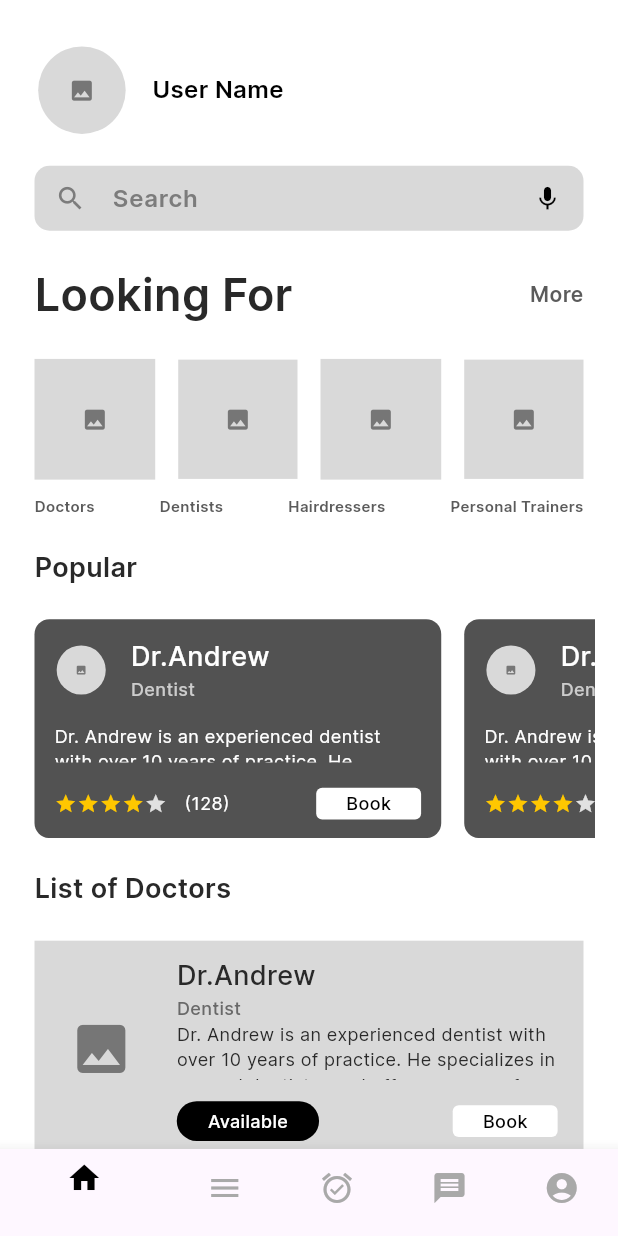
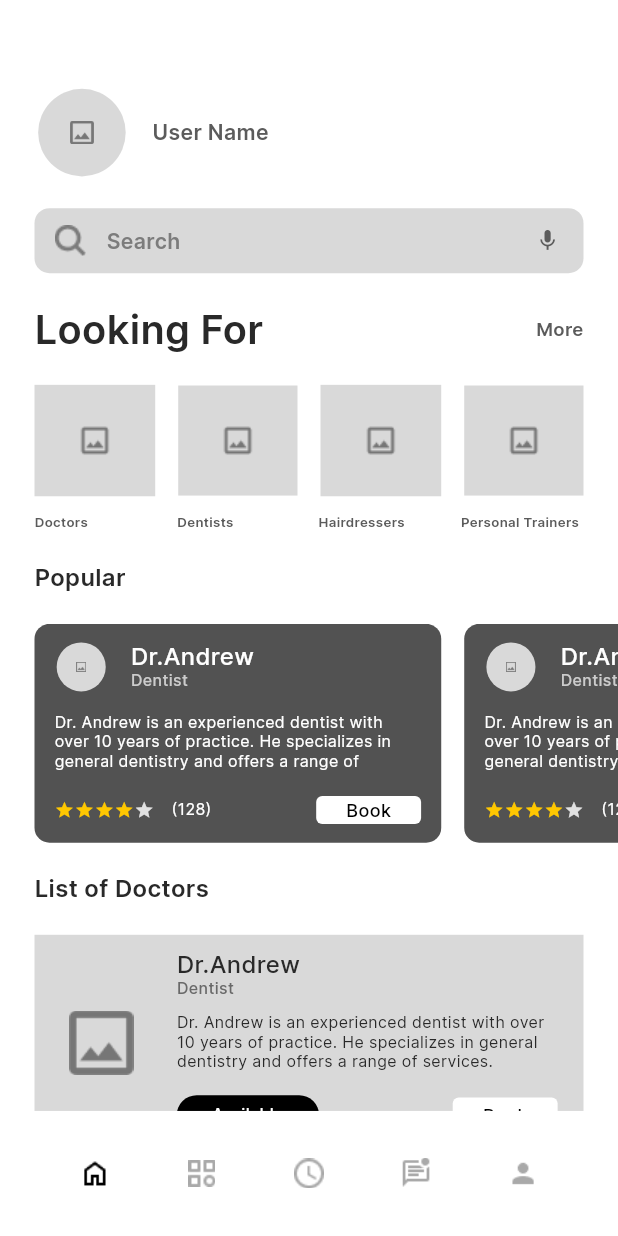
Before and after one commit to akhleshtiwari/appointment_ui, a Flutter app: the screen it shows after launch, on a phone screen of 412 x 824 dp. Run offline on Flutter 3.47's test engine with Material 3 defaults, Android fonts, the phone set to English and light mode, and no system bars; our stand-ins replace flutter_screenutil, get.

Commit message:
first commit

```diff
--- a/lib/Utils/custom_text_style.dart
+++ b/lib/Utils/custom_text_style.dart
@@ -1,13 +1,15 @@
 import 'package:flutter/material.dart';
+import 'package:flutter_screenutil/flutter_screenutil.dart';
 
-Widget customText(String text, double fs,FontWeight fw, Color colors) {
+Widget customText(String text, double fs, FontWeight fw, Color colors) {
   return Text(
     text,
     style: TextStyle(
-        fontSize: fs,
-        fontWeight: fw,
-        color: colors,
-        fontFamily: 'Inter'),
+      fontSize: fs,
+      fontWeight: fw,
+      color: colors,
+      height: 0.h,
+    ),
   );
 }
   // fontSize: 30, fontWeight: FontWeight.w600, color: Color(0xFF292929)),
--- a/lib/View/Home_page/common_button.dart
+++ b/lib/View/Home_page/common_button.dart
@@ -3,9 +3,9 @@ import 'package:appointment_booking_app/Utils/custom_text_style.dart';
 import 'package:flutter/material.dart';
 import 'package:flutter_screenutil/flutter_screenutil.dart';
 
-Widget commonButton() {
+Widget commonButton(double height) {
   return Container(
-    height: 24.h,
+    height: height.h,
     width: 73.w,
     decoration: BoxDecoration(
         color: AppColors.white, borderRadius: BorderRadius.circular(4)),
--- a/lib/View/Home_page/common_text.dart
+++ b/lib/View/Home_page/common_text.dart
@@ -1,25 +1,51 @@
 import 'package:appointment_booking_app/Utils/custom_text_style.dart';
 import 'package:flutter/material.dart';
+import 'package:flutter_screenutil/flutter_screenutil.dart';
 
 Widget titleText(Color colors) {
   return Text(
     "Dr.Andrew",
     style: TextStyle(
-        fontSize: 18,
+        fontSize: 18.sp,
         fontFamily: 'Inter',
         fontWeight: FontWeight.w500,
+        height: 0.h,
+        wordSpacing: 0.w,
         color: colors),
   );
 }
 
+// Widget subtitleText(Color colors) {
+//   return customText("Dentist", 12.sp, FontWeight.w500, colors);
+// }
 Widget subtitleText(Color colors) {
-  return customText("Dentist", 12, FontWeight.w500, colors);
+  return Text(
+    "Dentist",
+    style: TextStyle(
+        fontSize: 12.sp,
+        fontWeight: FontWeight.w500,
+        color: colors,
+        height: 0.h,
+        wordSpacing: 0.w),
+  );
 }
 
+// Widget dataText(Color colors) {
+//   return customText(
+//       "Dr. Andrew is an experienced dentist with over 10 years of practice. He specializes in general dentistry and offers a range of services.",
+//       12.sp,
+//       FontWeight.w400,
+//       colors);
+// }
+
 Widget dataText(Color colors) {
-  return customText(
-      "Dr. Andrew is an experienced dentist with over 10 years of practice. He specializes in general dentistry and offers a range of services.",
-      12,
-      FontWeight.w400,
-      colors);
+  return Text(
+    "Dr. Andrew is an experienced dentist with over 10 years of practice. He specializes in general dentistry and offers a range of services.",
+    style: TextStyle(
+        fontSize: 12.sp,
+        fontWeight: FontWeight.w400,
+        color: colors,
+        height: 0.h,
+        wordSpacing: 0.w),
+  );
 }
--- a/lib/View/Home_page/container.dart
+++ b/lib/View/Home_page/container.dart
@@ -5,14 +5,18 @@ import 'package:flutter_screenutil/flutter_screenutil.dart';
 Widget customContainer() {
   return Container(
     width: 84.w,
-    height: 84.w,
+    height: 84.h,
     decoration: const BoxDecoration(
       color: AppColors.primary,
     ),
-    child: const Icon(
-      Icons.image,
-      color: AppColors.dgrey,
-      size: 17.79,
+    child: SizedBox(
+      height: 23.72.h,
+      width: 23.72.w,
+      child: Image.asset(
+        "lib/assets/images/image.png",
+        height: 17.79.h,
+        width: 17.79.w,
+      ),
     ),
   );
 }
--- a/lib/View/home_page.dart
+++ b/lib/View/home_page.dart
@@ -1,174 +1,191 @@
-import 'package:appointment_booking_app/Utils/app_colors.dart';
 import 'package:appointment_booking_app/Utils/custom_text_style.dart';
-import 'package:appointment_booking_app/View/Home_page/common_button.dart';
 import 'package:appointment_booking_app/View/Home_page/common_text.dart';
-import 'package:appointment_booking_app/View/Home_page/container.dart';
-
 import 'package:flutter/material.dart';
 import 'package:flutter_screenutil/flutter_screenutil.dart';
+import 'package:appointment_booking_app/Utils/app_colors.dart';
+import 'package:appointment_booking_app/View/Home_page/common_button.dart';
+
+import 'package:appointment_booking_app/View/Home_page/container.dart';
 
 class HomePage extends StatelessWidget {
   const HomePage({super.key});
 
   @override
   Widget build(BuildContext context) {
-    return SafeArea(
-      child: Scaffold(
+    return Scaffold(
       backgroundColor: AppColors.white,
       body: SingleChildScrollView(
         child: Column(
           crossAxisAlignment: CrossAxisAlignment.start,
           children: [
-              35.verticalSpace,
+            SizedBox(height: 67.h),
             Padding(
-                padding: EdgeInsets.symmetric(
-                  horizontal: 24.w,
-                ),
+              padding: EdgeInsets.symmetric(horizontal: 24.w),
               child: Row(
                 children: [
                   SizedBox(
                     height: 66.h,
                     width: 66.w,
-                      child: const CircleAvatar(
+                    child: CircleAvatar(
                       backgroundColor: AppColors.primary,
-                        child: Icon(
-                          Icons.image,
-                          color: AppColors.dgrey,
-                          size: 17.79,
+                      child: Image.asset(
+                        "lib/assets/images/Vector.png",
+                        height: 17.79.h,
+                        width: 17.79.w,
                       ),
                     ),
                   ),
-                    16.horizontalSpace,
-                    const Text(
+                  SizedBox(width: 16.w),
+                  Text(
                     "User Name",
                     style: TextStyle(
-                          fontSize: 16,
+                        fontSize: 16.sp,
                         fontWeight: FontWeight.w600,
-                          color: Color(0xFF000000)),
+                        color: AppColors.black),
                   )
                 ],
               ),
             ),
-              24.verticalSpace,
+            SizedBox(height: 24.h),
             Padding(
-                padding: EdgeInsets.symmetric(
-                  horizontal: 24.w,
-                ),
+              padding: EdgeInsets.symmetric(horizontal: 24.w),
               child: Container(
                 height: 49.h,
                 decoration: BoxDecoration(
                     color: AppColors.primary,
                     borderRadius: BorderRadius.circular(10)),
-                  child: const TextField(
+                child: TextField(
                   decoration: InputDecoration(
-                      prefixIcon: Icon(
-                        Icons.search,
-                        size: 20.67,
-                        color: AppColors.ddgrey,
+                    prefixIcon: Row(
+                      children: [
+                        IconButton(
+                          onPressed: () {},
+                          icon: SizedBox(
+                              height: 32.h,
+                              width: 32.w,
+                              child: Image.asset(
+                                'lib/assets/images/search.png',
+                                height: 20.67.h,
+                                width: 20.67.w,
+                              )),
+                        ),
+                        customText(
+                            "Search", 16.sp, FontWeight.w600, AppColors.ddgrey)
+                      ],
                     ),
                     suffixIcon: Icon(
                       Icons.mic,
-                        size: 19,
-                        color: Color(0xFF000000),
+                      size: 19.sp,
+                      color: AppColors.black,
                     ),
-                      labelText: "Search",
-                      labelStyle: TextStyle(
-                          fontSize: 16,
+                    hintText: "Search",
+                    hintStyle: TextStyle(
+                        fontSize: 16.sp,
                         fontWeight: FontWeight.w600,
-                          fontFamily: 'Inter',
                         color: AppColors.ddgrey),
-                      border: OutlineInputBorder(
-                        borderSide: BorderSide.none,
+                    border: InputBorder.none,
                   ),
                 ),
               ),
             ),
-              ),
-              24.verticalSpace,
+            SizedBox(height: 24.h),
             Padding(
-                padding: EdgeInsets.symmetric(
-                  horizontal: 24.w,
-                ),
+              padding: EdgeInsets.symmetric(horizontal: 24.w),
               child: Row(
                 children: [
-                    customText("Looking For", 30, FontWeight.w600,
+                  customText("Looking For", 30.sp, FontWeight.w600,
                       AppColors.darkblack),
                   const Spacer(),
-                    customText("More", 14, FontWeight.w600, AppColors.black)
+                  customText("More", 14.sp, FontWeight.w600, AppColors.black)
                 ],
               ),
             ),
-              24.verticalSpace,
+            SizedBox(height: 24.h),
             Padding(
-                padding: EdgeInsets.symmetric(
-                  horizontal: 24.w,
-                ),
+              padding: EdgeInsets.symmetric(horizontal: 24.w),
               child: Row(
                 mainAxisAlignment: MainAxisAlignment.spaceBetween,
                 children: [
                   customContainer(),
                   Container(
                     width: 83.w,
-                      height: 83.w,
+                    height: 83.h,
                     decoration: const BoxDecoration(
                       color: AppColors.primary,
                     ),
-                      child: const Icon(
-                        Icons.image,
-                        color: AppColors.dgrey,
-                        size: 17.79,
+                    child: SizedBox(
+                      height: 23.72.h,
+                      width: 23.72.w,
+                      child: Image.asset(
+                        "lib/assets/images/image.png",
+                      ),
                     ),
                   ),
                   customContainer(),
                   Container(
                     width: 83.w,
-                      height: 83.w,
+                    height: 83.h,
                     decoration: const BoxDecoration(
                       color: AppColors.primary,
                     ),
-                      child: const Icon(
-                        Icons.image,
-                        color: AppColors.dgrey,
-                        size: 17.79,
+                    child: SizedBox(
+                      height: 23.72.h,
+                      width: 23.72.w,
+                      child: Image.asset(
+                        "lib/assets/images/image.png",
+                      ),
                     ),
                   ),
                 ],
               ),
             ),
-              12.verticalSpace,
+            SizedBox(height: 12.h),
             Padding(
-                padding: EdgeInsets.symmetric(
-                  horizontal: 24.w,
+              padding: EdgeInsets.symmetric(horizontal: 24.w),
+              child: Row(
+                children: [
+                  customText(
+                      "Doctors", 10.sp, FontWeight.w600, AppColors.black),
+                  SizedBox(
+                    width: 62.w,
                   ),
-                child: Row(
-                  mainAxisAlignment: MainAxisAlignment.spaceBetween,
-                  children: [
-                    customText("Doctors", 10, FontWeight.w600, AppColors.black),
                   customText(
-                        "Dentists", 10, FontWeight.w600, AppColors.black),
+                      "Dentists", 10.sp, FontWeight.w600, AppColors.black),
+                  SizedBox(
+                    width: 59.w,
+                  ),
                   customText(
-                        "Hairdressers", 10, FontWeight.w600, AppColors.black),
-                    customText("Personal Trainers", 10, FontWeight.w600,
-                        AppColors.black),
+                      "Hairdressers", 10.sp, FontWeight.w600, AppColors.black),
+                  SizedBox(
+                    width: 39.w,
+                  ),
+                  Text(
+                    "Personal Trainers",
+                    style: TextStyle(
+                      fontSize: 10.sp,
+                      fontWeight: FontWeight.w600,
+                      color: AppColors.black,
+                    ),
+                    maxLines: 1,
+                    overflow: TextOverflow.ellipsis,
+                  )
                 ],
               ),
             ),
-              24.verticalSpace,
+            SizedBox(height: 24.h),
             Padding(
-                padding: EdgeInsets.symmetric(
-                  horizontal: 24.w,
+              padding: EdgeInsets.symmetric(horizontal: 24.w),
+              child: customText(
+                  "Popular", 18.sp, FontWeight.w600, AppColors.darkblack),
             ),
-                child: customText(
-                    "Popular", 18, FontWeight.w600, AppColors.darkblack),
-              ),
-              24.verticalSpace,
+            SizedBox(height: 24.h),
             Padding(
-                padding: EdgeInsets.symmetric(horizontal: 16.w),
+              padding: EdgeInsets.only(left: 16.w),
               child: SizedBox(
                 height: 165.h,
                 child: ListView.builder(
                   scrollDirection: Axis.horizontal,
-                    itemCount: 10,
+                  itemCount: 5,
                   itemBuilder: (context, index) => Container(
                     width: 283.w,
                     decoration: BoxDecoration(
@@ -180,68 +197,70 @@ class HomePage extends StatelessWidget {
                       padding: EdgeInsets.symmetric(
                           horizontal: 14.w, vertical: 14.h),
                       child: Column(
-                          mainAxisSize: MainAxisSize.min,
                         children: [
                           Row(
                             children: [
                               SizedBox(
                                 height: 37.h,
                                 width: 37.w,
-                                  child: const CircleAvatar(
+                                child: CircleAvatar(
                                   backgroundColor: AppColors.primary,
-                                    child: Icon(
-                                      Icons.image,
-                                      color: AppColors.dgrey,
-                                      size: 7.84,
+                                  child: Image.asset(
+                                    "lib/assets/images/Vector.png",
+                                    height: 7.84.h,
+                                    width: 7.84.w,
                                   ),
                                 ),
                               ),
-                                16.horizontalSpace,
+                              SizedBox(width: 16.w),
                               Column(
                                 crossAxisAlignment: CrossAxisAlignment.start,
                                 children: [
-                                    customText("Dr.Andrew", 18, FontWeight.w500,
-                                        AppColors.white),
-                                    customText(
+                                  Container(
+                                    child: customText("Dr.Andrew", 18.sp,
+                                        FontWeight.w500, AppColors.white),
+                                  ),
+                                  Container(
+                                    child: customText(
                                         "Dentist",
-                                      12,
+                                        12.sp,
                                         FontWeight.w500,
-                                      const Color(0xFFCCCCCC),
+                                        const Color(0xFFCCCCCC)),
                                   ),
                                 ],
                               ),
                             ],
                           ),
-                            16.verticalSpace,
-                            Flexible(
+                          SizedBox(height: 16.h),
+                          Expanded(
                             child: customText(
                               "Dr. Andrew is an experienced dentist with over 10 years of practice. He specializes in general dentistry and offers a range of services.",
-                                12,
+                              12.sp,
                               FontWeight.w400,
                               AppColors.white,
                             ),
                           ),
-                            19.verticalSpace,
+                          SizedBox(height: 19.h),
                           Row(
                             children: [
                               starIcons(),
                               starIcons(),
                               starIcons(),
                               starIcons(),
-                                const Icon(
+                              Icon(
                                 Icons.star,
-                                  color: Color(0xFFE1E1E1),
-                                  size: 15,
+                                color: const Color(0xFFE1E1E1),
+                                size: 15.sp,
                               ),
-                                12.horizontalSpace,
+                              SizedBox(width: 12.w),
                               customText(
                                 "(128)",
-                                  12,
+                                12.sp,
                                 FontWeight.w400,
                                 AppColors.white,
                               ),
-                                Spacer(),
-                                commonButton(),
+                              const Spacer(),
+                              commonButton(24.sp),
                             ],
                           ),
                         ],
@@ -251,19 +270,15 @@ class HomePage extends StatelessWidget {
                 ),
               ),
             ),
-              24.verticalSpace,
+            SizedBox(height: 24.h),
             Padding(
-                padding: EdgeInsets.symmetric(
-                  horizontal: 24.w,
-                ),
-                child: customText("List of Doctors", 18, FontWeight.w600,
+              padding: EdgeInsets.symmetric(horizontal: 24.w),
+              child: customText("List of Doctors", 18.sp, FontWeight.w600,
                   AppColors.darkblack),
             ),
-              24.verticalSpace,
+            SizedBox(height: 24.h),
             Padding(
-                padding: EdgeInsets.symmetric(
-                  horizontal: 24.w,
-                ),
+              padding: EdgeInsets.symmetric(horizontal: 24.w),
               child: Container(
                 height: 163.h,
                 decoration: const BoxDecoration(color: AppColors.primary),
@@ -276,26 +291,26 @@ class HomePage extends StatelessWidget {
                       SizedBox(
                         width: 57.w,
                         height: 57.h,
-                          child: const Icon(
-                            Icons.image,
-                            color: AppColors.dgrey,
-                            size: 42.75,
+                        child: Image.asset(
+                          "lib/assets/images/Vector.png",
+                          height: 42.75.h,
+                          width: 42.75.w,
                         ),
                       ),
-                        24.horizontalSpace,
+                      SizedBox(width: 24.w),
                       Expanded(
                         child: Column(
                           crossAxisAlignment: CrossAxisAlignment.start,
                           children: [
                             titleText(AppColors.darkblack),
-                              subtitleText(
-                                const Color(0xFF696969),
+                            subtitleText(const Color(0xFF696969)),
+                            SizedBox(
+                              height: 11.h,
                             ),
-                              Flexible(
-                                child: dataText(AppColors
-                                    .darkblack), // Use Flexible instead of Expanded
+                            Expanded(
+                              child: dataText(AppColors.darkblack),
                             ),
-                              16.verticalSpace,
+                            SizedBox(height: 16.h),
                             Row(
                               children: [
                                 Container(
@@ -303,15 +318,14 @@ class HomePage extends StatelessWidget {
                                   width: 99.w,
                                   decoration: BoxDecoration(
                                       color: const Color(0xFF000000),
-                                        borderRadius:
-                                            BorderRadius.circular(26)),
+                                      borderRadius: BorderRadius.circular(26)),
                                   child: Center(
-                                      child: customText("Available", 12,
+                                    child: customText("Available", 12.sp,
                                         FontWeight.w500, AppColors.white),
                                   ),
                                 ),
-                                  const Spacer(), // Add space between button and text
-                                  commonButton(),
+                                const Spacer(),
+                                commonButton(30.sp),
                               ],
                             ),
                           ],
@@ -325,33 +339,52 @@ class HomePage extends StatelessWidget {
           ],
         ),
       ),
-        bottomNavigationBar: BottomNavigationBar(
-          backgroundColor: const Color(0xFFFBFBFB),
-          selectedItemColor: Colors.black,
-          unselectedItemColor: const Color(0xFFA9A9A9),
-          iconSize: 24,
-          items: const [
-            BottomNavigationBarItem(
-                icon: Icon(
-                  Icons.home,
+      bottomNavigationBar: Container(
+        color: AppColors.white,
+        padding: EdgeInsets.symmetric(horizontal: 41.w, vertical: 20.h),
+        child: Row(
+          mainAxisAlignment: MainAxisAlignment.spaceBetween,
+          children: [
+            IconButton(
+              icon: Image.asset(
+                "lib/assets/images/home.png",
+                height: 24.h,
+                width: 24.w,
               ),
-                label: ""),
-            BottomNavigationBarItem(
-                icon: Icon(
-                  Icons.menu,
+              onPressed: () {},
             ),
-                label: ""),
-            BottomNavigationBarItem(
-                icon: Icon(
-                  Icons.alarm_on,
+            IconButton(
+              icon: Image.asset(
+                "lib/assets/images/menu1.png",
+                height: 24.h,
+                width: 24.w,
               ),
-                label: ""),
-            BottomNavigationBarItem(icon: Icon(Icons.message), label: ""),
-            BottomNavigationBarItem(
-                icon: Icon(
-                  Icons.account_circle,
+              onPressed: () {},
             ),
-                label: ""),
+            IconButton(
+              icon: Image.asset(
+                "lib/assets/images/clock.png",
+                height: 24.h,
+                width: 24.w,
+              ),
+              onPressed: () {},
+            ),
+            IconButton(
+              icon: Image.asset(
+                "lib/assets/images/message.png",
+                height: 24.h,
+                width: 24.w,
+              ),
+              onPressed: () {},
+            ),
+            IconButton(
+              icon: Image.asset(
+                "lib/assets/images/profile.png",
+                height: 24.h,
+                width: 24.w,
+              ),
+              onPressed: () {},
+            ),
           ],
         ),
       ),
@@ -360,9 +393,9 @@ class HomePage extends StatelessWidget {
 }
 
 Widget starIcons() {
-  return const Icon(
+  return Icon(
     Icons.star,
     color: Color(0xFFFFC700),
-    size: 15,
+    size: 15.sp,
   );
 }
--- a/lib/main.dart
+++ b/lib/main.dart
@@ -1,5 +1,3 @@
-
-
 import 'package:appointment_booking_app/View/home_page.dart';
 import 'package:flutter/material.dart';
 import 'package:flutter_screenutil/flutter_screenutil.dart';
@@ -15,19 +13,18 @@ class MyApp extends StatelessWidget {
   @override
   Widget build(BuildContext context) {
     return ScreenUtilInit(
-      designSize: const Size(430, 932),
       splitScreenMode: true,
       minTextAdapt: true,
+      designSize: const Size(430, 932),
       builder: (context, child) => GetMaterialApp(
         debugShowCheckedModeBanner: false,
         theme: ThemeData(
           fontFamily: 'Inter',
-          colorScheme: ColorScheme.fromSeed(seedColor: Colors.deepPurple),
           useMaterial3: true,
         ),
         home: child,
       ),
-      child:  const HomePage(),
+      child: const HomePage(),
     );
   }
 }
```
Also changed, not shown: pubspec.yaml (+4 -4 lines), lib/assets/images/Vector (3).png (added), lib/assets/images/Vector (4).png (added), lib/assets/images/Vector.png (added), lib/assets/images/clock.png (added), lib/assets/images/home.png (added), lib/assets/images/image.png (added), lib/assets/images/menu1.png (added), lib/assets/images/message.png (added), lib/assets/images/profile.png (added), lib/assets/images/search.png (added). Lines whose indentation alone changed are shown as unchanged.
